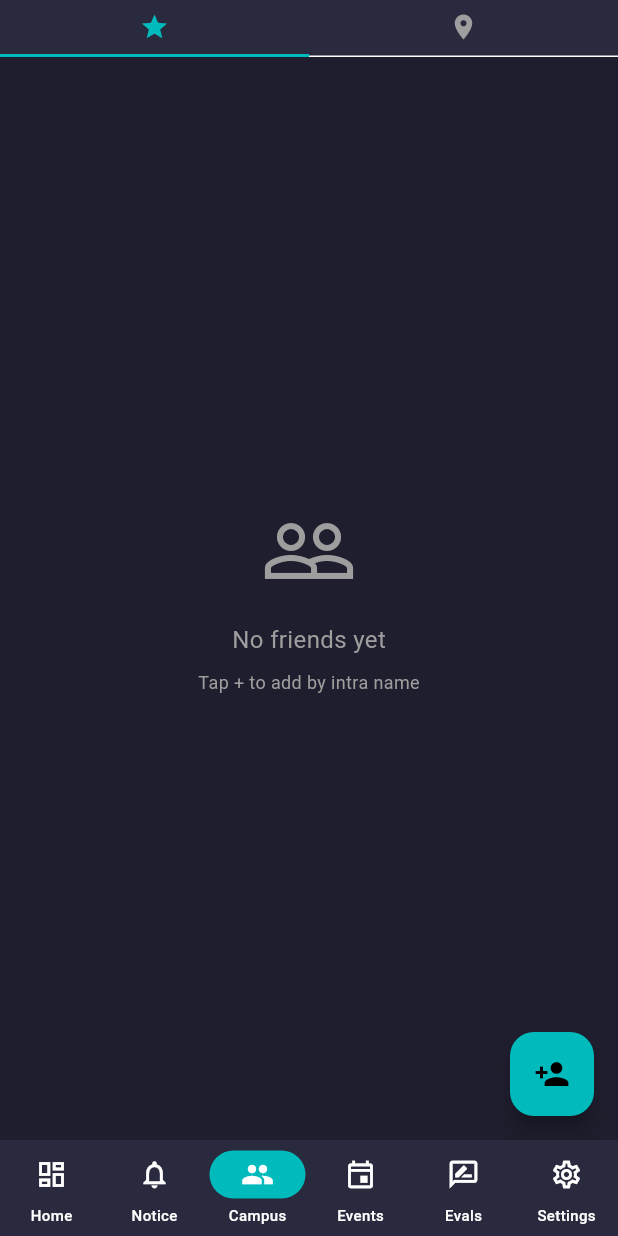
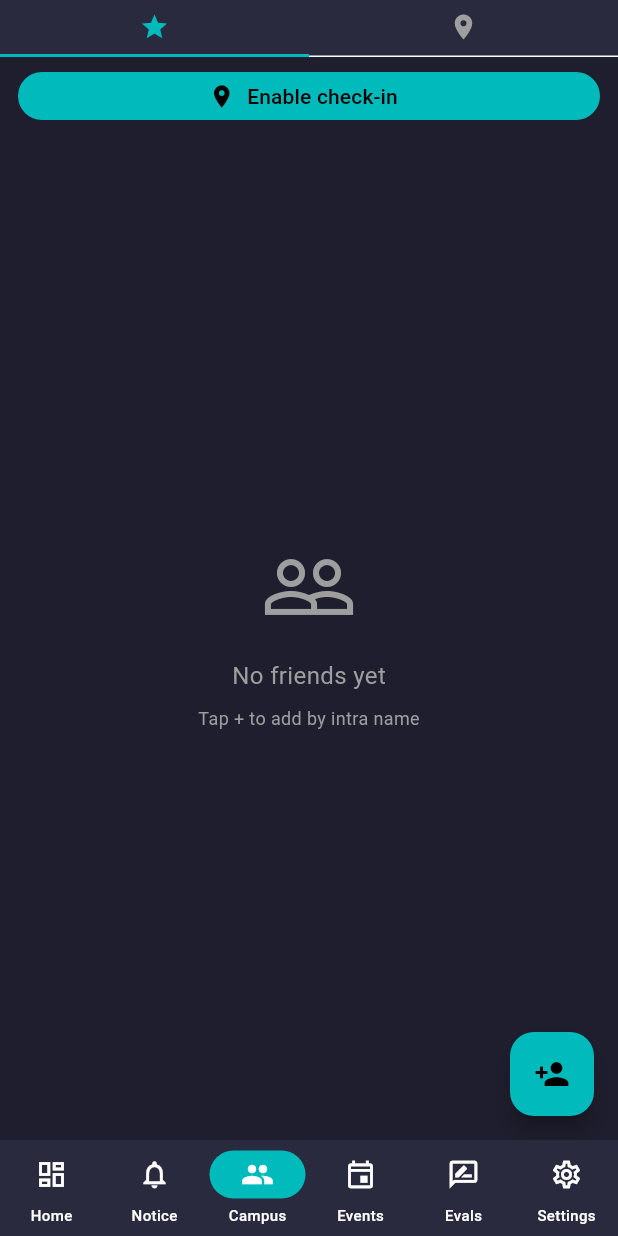
Before and after one commit to guild-42/ft_intra_app, a Flutter app: the CampusScreen screen opened by its route, on a phone screen of 412 x 824 dp. Run offline on Flutter 3.47's test engine with Material 3 defaults, Android fonts, the phone set to English and light mode, and no system bars; our stand-ins replace cached_network_image, dio, drift, drift_flutter, firebase_core, firebase_messaging and 12 more; missing offline and left inert: flutter_inappwebview; accounts and stored records are empty; generated files the repository leaves out were written again; network calls fail.

Commit message:
feat(campus): cache check-in avatars, shared check-in button, startup prefetch
1. Check-in-only users had no avatar (campusLocationsProvider only cached
   location users). campusPresenceProvider now ensureCached()s the full merged
   presence set so their photos load.
2. New compact CheckinButton shared above both campus tabs (friends + presence),
   replacing the bulky control card; opens onboarding when disabled, toggles
   check in/out otherwise.
3. AppShell prefetches campusPresenceProvider + upcomingSlotsProvider at startup
   (listenManual keeps the autoDispose providers warm), so the presence and eval
   schedule tabs open instantly instead of fetching on first view.

Co-Authored-By: Claude Opus 4.8 (1M context) <noreply@anthropic.com>

```diff
--- a/lib/app_shell.dart
+++ b/lib/app_shell.dart
@@ -22,6 +22,12 @@ class _AppShellState extends ConsumerState<AppShell> {
     // pays the full 42 API latency. Prefetching makes self-detail instant
     // (userDetailProvider reuses this for your own login).
     Future.microtask(() => ref.read(currentUserProvider));
+
+    // Prefetch campus presence and the eval schedule at startup so opening those
+    // tabs is instant instead of starting the fetch on first view. listenManual
+    // (not read) keeps these autoDispose providers alive for the session.
+    ref.listenManual(campusPresenceProvider, (_, __) {});
+    ref.listenManual(upcomingSlotsProvider, (_, __) {});
   }
 
   StatefulNavigationShell get navigationShell => widget.navigationShell;
--- a/lib/core/providers.dart
+++ b/lib/core/providers.dart
@@ -418,6 +418,12 @@ final campusPresenceProvider =
     byId.putIfAbsent(
         c.userId, () => CampusPresence(userId: c.userId, login: c.login));
   }
+  // Check-in-only users aren't in the locations list, so campusLocationsProvider
+  // never cached their avatar — cache the full presence set so their photos
+  // show too (ensureCached skips already-cached ids).
+  Future.microtask(() async {
+    await ref.read(userCacheServiceProvider).ensureCached(byId.keys.toList());
+  });
   return byId.values.toList();
 });
 
--- a/lib/features/campus/campus_screen.dart
+++ b/lib/features/campus/campus_screen.dart
@@ -1,6 +1,7 @@
 import 'package:flutter/material.dart';
 import 'package:ft_intra/features/campus/active_users_tab.dart';
 import 'package:ft_intra/features/campus/friends_tab.dart';
+import 'package:ft_intra/features/campus/checkin_button.dart';
 
 export 'package:ft_intra/features/campus/campus_helpers.dart' show clusterFromHost;
 
@@ -30,6 +31,8 @@ class CampusScreen extends StatelessWidget {
                   indicatorSize: TabBarIndicatorSize.tab,
                 ),
               ),
+              // Shared compact check-in button — visible on both tabs.
+              const CheckinButton(),
               const Expanded(
                 child: TabBarView(
                   children: [
--- /dev/null
+++ b/lib/features/campus/checkin_button.dart
@@ -0,0 +1,62 @@
+import 'package:flutter/material.dart';
+import 'package:flutter_riverpod/flutter_riverpod.dart';
+import 'package:ft_intra/core/providers.dart';
+import 'package:ft_intra/features/campus/checkin_onboarding_sheet.dart';
+
+const _teal = Color(0xFF00BABC);
+
+/// Compact check-in control shared by both campus tabs (placed above the
+/// TabBarView so it's visible on friends and presence alike). Three states:
+/// not enabled → opens onboarding; enabled+out → check in; checked in →
+/// check out (red).
+class CheckinButton extends ConsumerWidget {
+  const CheckinButton({super.key});
+
+  @override
+  Widget build(BuildContext context, WidgetRef ref) {
+    final s = ref.watch(stringsProvider);
+    final enabled = ref.watch(geofenceEnabledProvider);
+    final status = ref.watch(checkinStatusProvider);
+    final campusId = ref.watch(selectedCampusIdProvider);
+    final service = ref.read(checkinServiceProvider);
+
+    final isCheckedIn = enabled && status.isCheckedIn;
+
+    return Padding(
+      padding: const EdgeInsets.fromLTRB(12, 6, 12, 2),
+      child: SizedBox(
+        width: double.infinity,
+        child: FilledButton.icon(
+          style: FilledButton.styleFrom(
+            backgroundColor: isCheckedIn ? Colors.red : _teal,
+            visualDensity: VisualDensity.compact,
+          ),
+          icon: Icon(
+            isCheckedIn ? Icons.logout : Icons.location_on,
+            size: 18,
+          ),
+          label: Text(
+            !enabled
+                ? s.get('checkin_enable_button')
+                : isCheckedIn
+                    ? s.get('checkin_check_out')
+                    : s.get('checkin_check_in_now'),
+          ),
+          onPressed: () async {
+            if (!enabled) {
+              CheckinOnboardingSheet.show(context);
+              return;
+            }
+            if (isCheckedIn) {
+              await service.checkOut(campusId);
+            } else {
+              await service.checkIn(campusId);
+            }
+            await ref.read(checkinStatusProvider.notifier).refresh();
+            ref.invalidate(checkedInUsersProvider);
+          },
+        ),
+      ),
+    );
+  }
+}
```
Also changed, not shown: lib/features/campus/active_users_tab.dart (+0 -89 lines).
